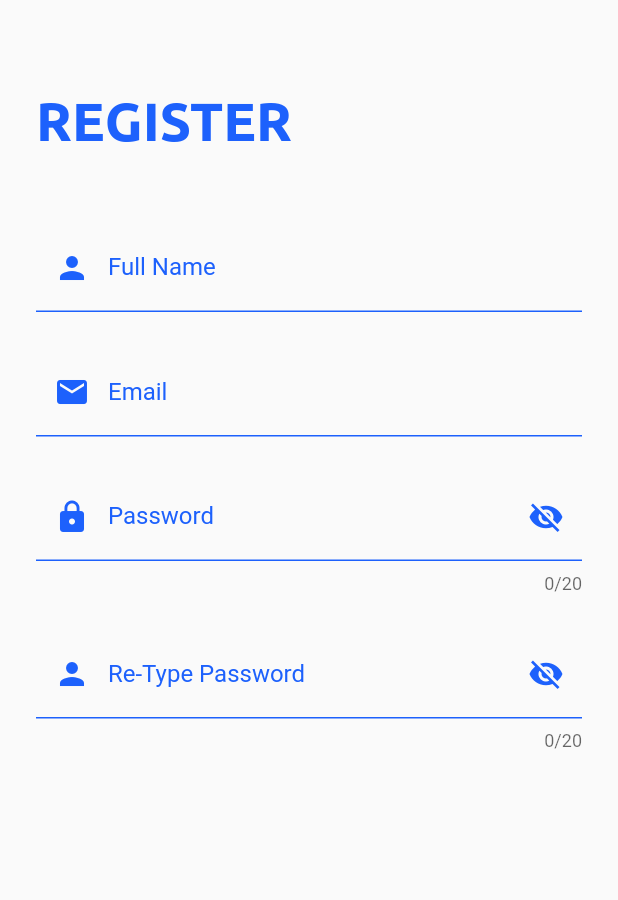
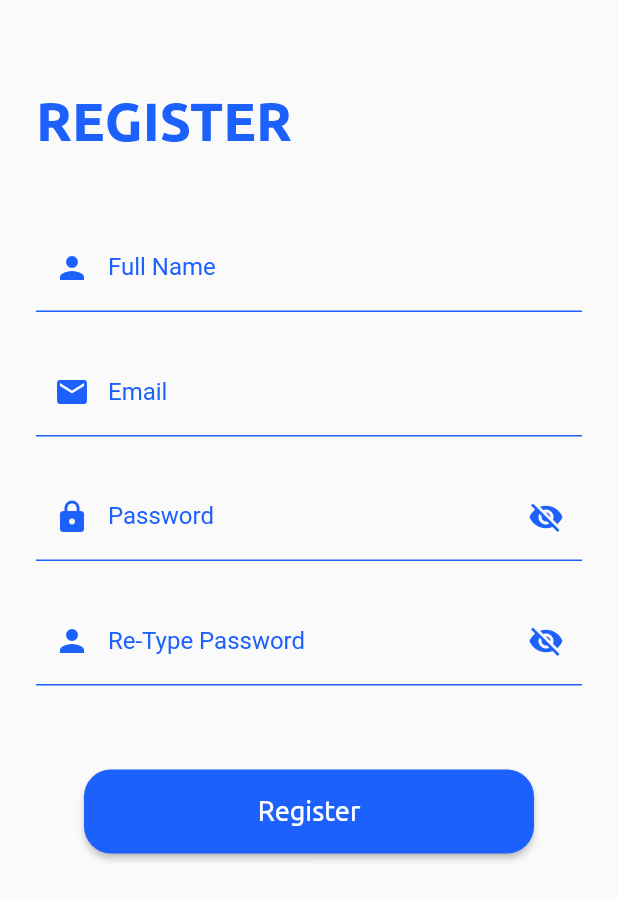
Before and after one commit to LapanganKita/LapanganKita-User, a Flutter app: the screen it shows after launch, on a phone screen of 412 x 824 dp. Shown: the top 900 px of the screen. Run offline on Flutter 3.47's test engine with Material 2 defaults, Android fonts, the light colour scheme and no system bars; project files that could hold a hidden picture were left out.

Commit message:
Membuat button register

```diff
--- a/lib/screen/register_screen.dart
+++ b/lib/screen/register_screen.dart
@@ -13,10 +13,10 @@ class _RegisterScreenState extends State<RegisterScreen> {
       _showPassword = !_showPassword;
     });
   }
+
   void _togglevisibilityretype() {
     setState(() {
       _showretypepassword = !_showretypepassword;
-
     });
   }
 
@@ -76,7 +76,6 @@ class _RegisterScreenState extends State<RegisterScreen> {
             child: TextFormField(
               obscureText: !_showPassword,
               cursorColor: Theme.of(context).cursorColor,
-              maxLength: 20,
               decoration: InputDecoration(
                 prefixIcon:
                     Icon(Icons.lock, color: Color.fromARGB(255, 29, 97, 252)),
@@ -104,7 +103,6 @@ class _RegisterScreenState extends State<RegisterScreen> {
             child: TextFormField(
               obscureText: !_showretypepassword,
               cursorColor: Theme.of(context).cursorColor,
-              maxLength: 20,
               decoration: InputDecoration(
                 prefixIcon:
                     Icon(Icons.person, color: Color.fromARGB(255, 29, 97, 252)),
@@ -115,7 +113,9 @@ class _RegisterScreenState extends State<RegisterScreen> {
                     _togglevisibilityretype();
                   },
                   child: Icon(
-                    _showretypepassword ? Icons.visibility : Icons.visibility_off,
+                    _showretypepassword
+                        ? Icons.visibility
+                        : Icons.visibility_off,
                     color: Color.fromARGB(255, 29, 97, 252),
                   ),
                 ),
@@ -126,7 +126,19 @@ class _RegisterScreenState extends State<RegisterScreen> {
                 ),
               ),
             ),
-          )
+          ),
+          Container(
+              margin: EdgeInsets.only(top: 56),
+              width: 300,
+              height: 56,
+              child: RaisedButton(
+                shape: RoundedRectangleBorder(
+                    borderRadius: BorderRadius.circular(18.0)),
+                color: Color.fromARGB(255, 29, 97, 252),
+                textColor: Colors.white,
+                onPressed: () {},
+                child: Text("Register",style: TextStyle(fontFamily: "Ubuntu", fontSize: 18),),
+              ))
         ],
       ),
     ));
```
